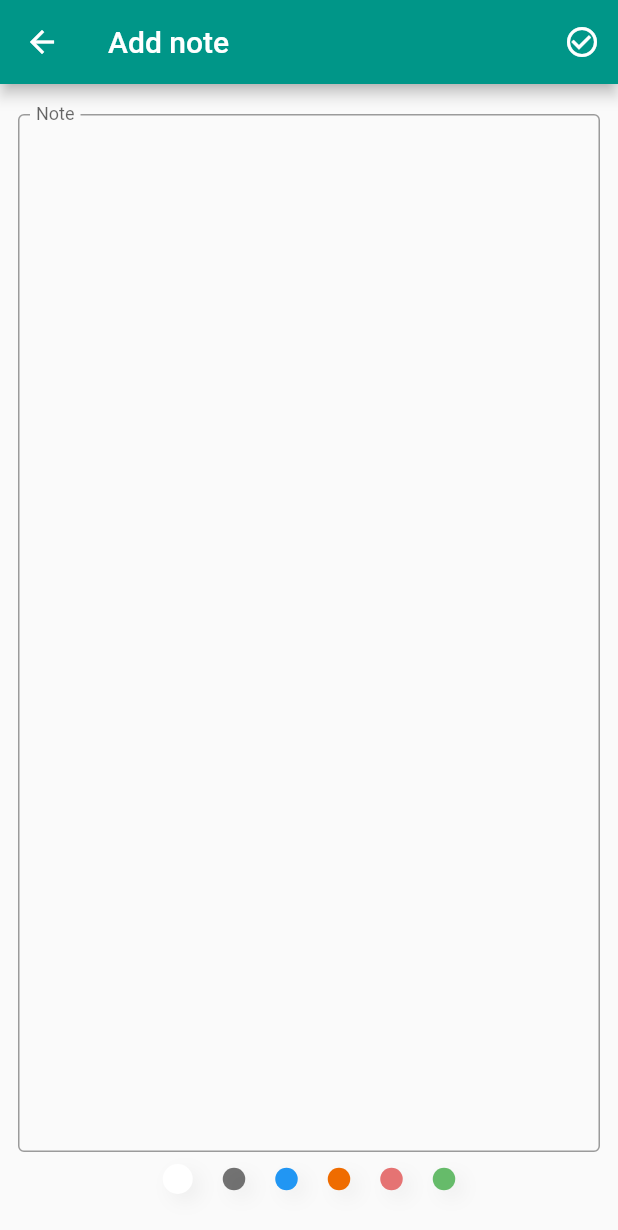
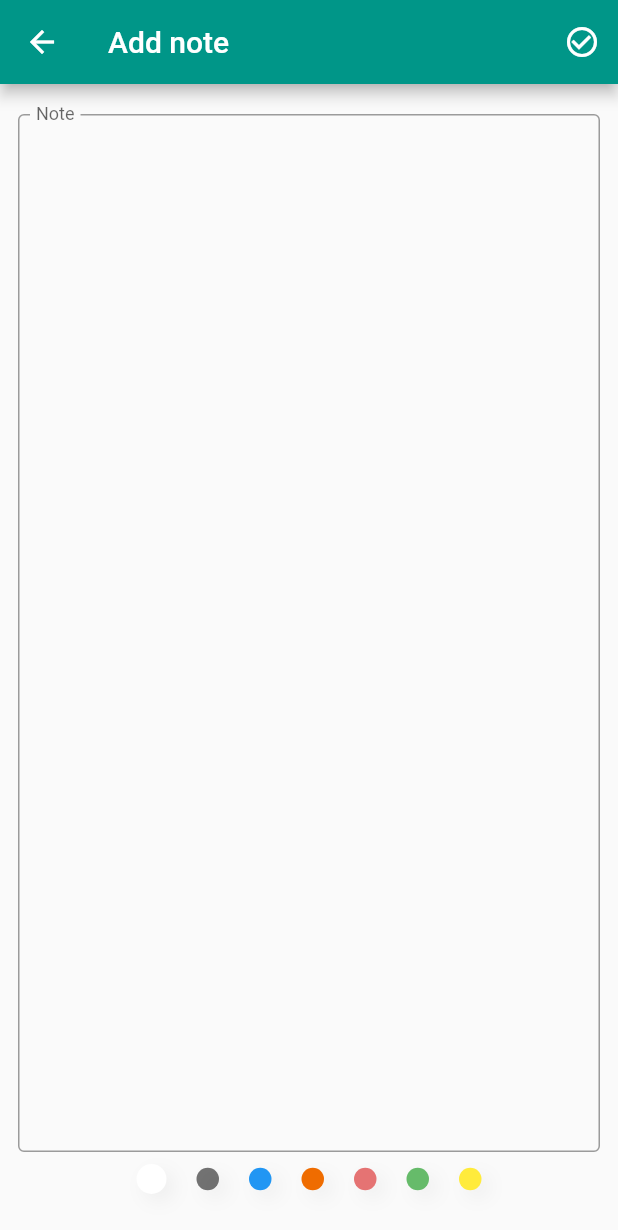
Before and after one commit to Nasar-uddin/flutter_note_todo, a Flutter app: the screen it shows after launch, after a tap on the "add" icon, on a phone screen of 412 x 824 dp. Shown: the top 1230 px of the screen. Run offline on Flutter 3.47's test engine with Material 2 defaults, Android fonts, the phone set to English and light mode, and no system bars; our stand-ins replace sqflite; accounts and stored records are empty.

Commit message:
final design done. Let's relese. Need to fix some others issue

```diff
--- a/lib/constrain/colors.dart
+++ b/lib/constrain/colors.dart
@@ -12,6 +12,8 @@ class ColorName{
     static final String BLUE = 'blue';
     // ignore: non_constant_identifier_names
     static final String TEAL = 'teal';
+    // ignore: non_constant_identifier_names
+    static final String YELLOW = 'yellow';
 }
 Map<String,Color> noteColors = {
     ColorName.WHITE: Colors.white,
@@ -51,4 +53,9 @@ Map<String,Map<String,Color>> noteColors2 = {
       'tpc': Colors.white,
       'tsc': Colors.white70
     },
+    ColorName.YELLOW: {
+      'bgc': Colors.yellow,
+      'tpc': Colors.black87,
+      'tsc': Colors.black38
+    }
 };
--- a/lib/screens/note_screen.dart
+++ b/lib/screens/note_screen.dart
@@ -5,37 +5,41 @@ import 'package:gnotes/widgets/notes_list.dart';
 import 'package:gnotes/widgets/todo_list.dart';
 import 'package:gnotes/widgets/todo_modal.dart';
 
-class NoteScreen extends StatelessWidget {
+class NoteScreen extends StatefulWidget {
   static final routeName = '/';
+
+  @override
+  _NoteScreenState createState() => _NoteScreenState();
+}
+
+class _NoteScreenState extends State<NoteScreen> {
+  int currentIndex = 0;
+  final bodyWidgets = [
+      NotesList(key: PageStorageKey('notes')),
+      TodoList(key: PageStorageKey('todos'))
+    ];
+  final PageStorageBucket bucket = PageStorageBucket();
   @override
   Widget build(BuildContext context) {
-    return DefaultTabController(
-        length: 2,
-        child: Builder(builder: (BuildContext context) {
     return Scaffold(
-              appBar: PreferredSize(
-                preferredSize: Size.fromHeight(kToolbarHeight),
-                child: Container(
-                  color: Colors.teal,
-                  child: SafeArea(
-                    child: TabBar(
-                          labelPadding: EdgeInsets.symmetric(vertical: 15),
-                          labelColor: Colors.white,
-                          unselectedLabelColor: Colors.white,
-                          indicator: BoxDecoration(
-                              color: Colors.teal[600],
-                              border: Border(bottom: BorderSide.none)),
-                          tabs: [Text('Notes'), Text('Todos')],
+        appBar: AppBar(
+          title: Text('Organize your day'),
         ),
-                  ),
-                ),
+        floatingActionButtonLocation: FloatingActionButtonLocation.centerDocked,
+        bottomNavigationBar: BottomNavigationBar(
+
+          currentIndex: currentIndex,
+          onTap: navTapAction,
+          items: [
+            BottomNavigationBarItem(icon: Icon(Icons.note), label: 'Notes'),
+            BottomNavigationBarItem(
+                icon: Icon(Icons.list_outlined), label: 'Todos')
+          ],
         ),
         floatingActionButton: FloatingActionButton(
           child: Icon(Icons.add),
           onPressed: () {
-                  // Navigator.pushNamed(context, TodoScreen.routeName);
-                  int tabIndex = DefaultTabController.of(context).index;
-                  switch (tabIndex) {
+            switch (currentIndex) {
               case 0:
                 Navigator.pushNamed(context, AddNoteScreen.routeName);
                 break;
@@ -52,51 +56,18 @@ class NoteScreen extends StatelessWidget {
             }
           },
         ),
-              body: Container(
-                child: TabBarView(
-                  children: [NotesList(), TodoList()],
+        body: PageStorage(
+          bucket: bucket,
+            child: Container(
+            child: bodyWidgets[currentIndex]
           ),
-              ));
-        }));
+        )
+      );
+  }
+
+  void navTapAction(int index) {
+    setState(() {
+      currentIndex = index;
+    });
   }
 }
-
-
-/*
-AppBar(
-                title: Text('Organize your day'),
-                centerTitle: true,
-                bottom: TabBar(
-                      labelPadding: EdgeInsets.symmetric(vertical: 10),
-                      // labelColor: Colors.white,
-                      unselectedLabelColor: Colors.white,
-                      indicator: BoxDecoration(
-                          color: Colors.teal[600],
-                          border: Border(bottom: BorderSide.none)),
-                      tabs: [
-                        Text('Notes'),
-                        Text('Todos')
-                      ],
-                    ),
-              )
-*/
-
-/*
-PreferredSize(
-                preferredSize: Size.fromHeight(kToolbarHeight),
-                child: Container(
-                  color: Colors.teal,
-                  child: SafeArea(
-                    child: TabBar(
-                          labelPadding: EdgeInsets.symmetric(vertical: 10),
-                          labelColor: Colors.white,
-                          unselectedLabelColor: Colors.white,
-                          indicator: BoxDecoration(
-                              color: Colors.teal[600],
-                              border: Border(bottom: BorderSide.none)),
-                          tabs: [Text('Notes'), Text('Todos')],
-                        ),
-                  ),
-                ),
-              )
-*/
--- a/lib/widgets/notes_list.dart
+++ b/lib/widgets/notes_list.dart
@@ -4,10 +4,10 @@ import 'package:gnotes/providers/note_provider.dart';
 import 'package:provider/provider.dart';
 
 class NotesList extends StatelessWidget {
-  final TextStyle _paragraph = TextStyle(fontSize: 16, color: Colors.black87);
-
+  const NotesList({Key key}) : super(key: key);
   @override
   Widget build(BuildContext context) {
+    final TextStyle _paragraph = TextStyle(fontSize: 16, color: Colors.black87);
     final noteData = Provider.of<NoteProvider>(context);
     return Padding(
       padding: const EdgeInsets.symmetric(horizontal: 12),
@@ -15,15 +15,7 @@ class NotesList extends StatelessWidget {
         future: noteData.getNotes(),
         // ignore: missing_return
         builder: (BuildContext context, AsyncSnapshot<dynamic> snapshot) {
-          switch (snapshot.connectionState) {
-            case ConnectionState.waiting:
-              return Container(
-                child: Center(
-                  child: CircularProgressIndicator(),
-                ),
-              );
-            case ConnectionState.done:
-              if (snapshot.hasData) {
+          if (snapshot.hasData) {
                 if(snapshot.data.length==0) return Container(
                   alignment: Alignment.center,
                   child: Text('No Notes available'),
@@ -68,13 +60,11 @@ class NotesList extends StatelessWidget {
                         ),
                       );
                     });
+              }else{
+                return Container(
+                  child: Text(''),
+                );
               }
-              break;
-            default:
-              return Container(
-                child: Text('No notes'),
-              );
-          }
         },
       ),
     );
--- a/lib/widgets/todo_list.dart
+++ b/lib/widgets/todo_list.dart
@@ -6,6 +6,7 @@ import 'package:gnotes/widgets/single_todo_item.dart';
 import 'package:provider/provider.dart';
 
 class TodoList extends StatelessWidget {
+  const TodoList({Key key}) : super(key: key);
   @override
   Widget build(BuildContext context) {
     final todoData = Provider.of<TodoProvider>(context);
```
Also changed, not shown: lib/widgets/single_todo_item.dart (+8 -1 lines). Lines whose indentation alone changed are shown as unchanged.
